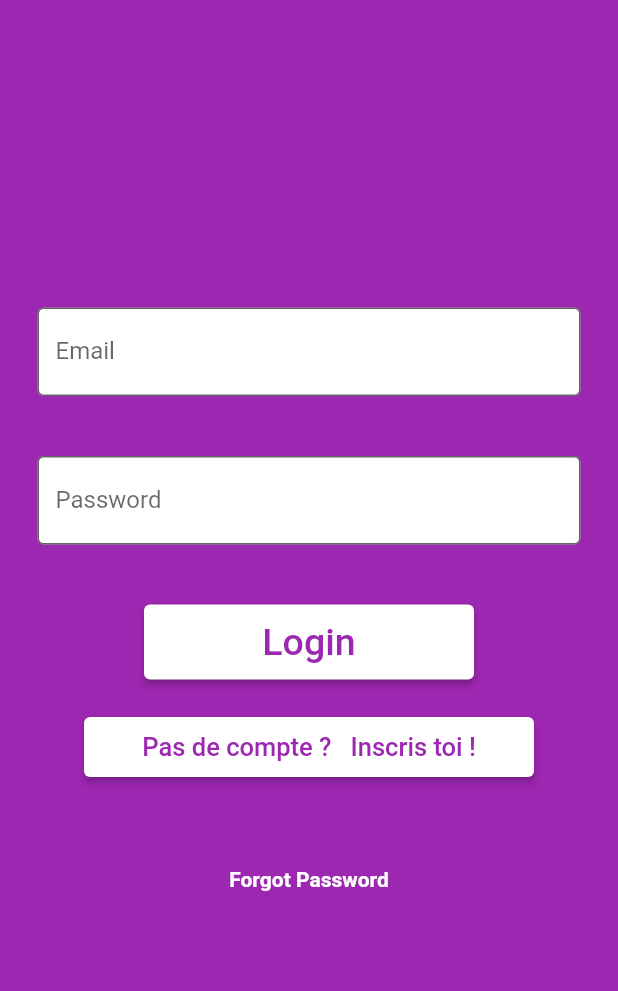
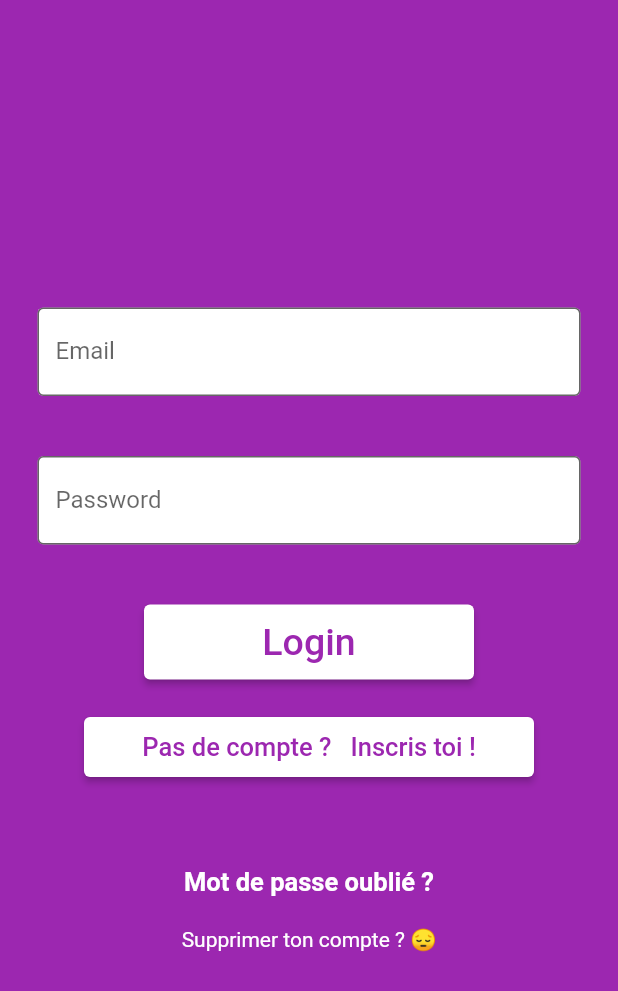
Before and after one commit to michael2509/base-case-pratique-fyc, a Flutter app: the screen it shows after launch, on a phone screen of 412 x 824 dp. Shown: the top 991 px of the screen. Run offline on Flutter 3.47's test engine with Material 2 defaults, Android fonts, the phone set to English and light mode, and no system bars; our stand-ins replace cloud_firestore, firebase_auth, firebase_core, firebase_database, google_mobile_ads; missing offline and left inert: flutter_swipable; accounts and stored records are empty.

Commit message:
2version avec suppression de compte

```diff
--- a/lib/pages/home.dart
+++ b/lib/pages/home.dart
@@ -2,8 +2,6 @@ import 'dart:ui';
 import 'package:cloud_firestore/cloud_firestore.dart';
 import 'package:firebase_auth/firebase_auth.dart';
 import 'package:flutter/material.dart';
-import 'package:flutter_application_1/models/result_card.dart';
-import 'package:flutter_application_1/models/tinder_card.dart';
 
 class HomeCardsInformations extends StatefulWidget {
   const HomeCardsInformations({Key? key}) : super(key: key);
--- a/lib/pages/lists/heroesList.dart
+++ b/lib/pages/lists/heroesList.dart
@@ -67,7 +67,7 @@ class _HeroesList extends State<HeroesList> {
                     name: item['name'],
                     profession: item['profession'],
                     card_list: card_list,
-                    collection: "avatar_result",
+                    collection: "heroes_result",
                   ));
                 }).toList();
 
@@ -79,7 +79,7 @@ class _HeroesList extends State<HeroesList> {
                       onDoubleTap: () {
                         setState(() {});
                       },
-                      child: Result( collection: 'avatar_result'),
+                      child: Result( collection: 'heroes_result'),
                     ),
                     for (var element in card_list)
                       GestureDetector(
--- a/lib/pages/login_register/login.dart
+++ b/lib/pages/login_register/login.dart
@@ -1,6 +1,8 @@
 import 'package:firebase_auth/firebase_auth.dart';
 import 'package:flutter/material.dart';
+import 'package:flutter_application_1/pages/login_register/delete.dart';
 import 'package:flutter_application_1/pages/login_register/register.dart';
+import 'package:flutter_application_1/pages/login_register/reset.dart';
 import '../home.dart';
 
 class Login extends StatefulWidget {
@@ -132,10 +134,47 @@ class _LoginState extends State<Login> {
             const SizedBox(
               height: 60,
             ),
-            const Text(
-              'Forgot Password',
-              style:
-                  TextStyle(color: Colors.white, fontWeight: FontWeight.bold),
+            GestureDetector(
+              onDoubleTap: () => showDialog<String>(
+                  context: context,
+                  builder: (BuildContext context) => const AlertDialog(
+                          title: Text("Reset le mot de passe"),
+                          actions: <Widget>[
+                            ResetPassword(),
+                          ])),
+              onTap: () {
+                print("Mot de passe oublié");
+              },
+              child: const Text(
+                'Mot de passe oublié ?',
+                style: TextStyle(
+                    color: Colors.white,
+                    fontSize: 17,
+                    fontWeight: FontWeight.bold),
+              ),
+            ),
+            const SizedBox(
+              height: 20,
+            ),
+            GestureDetector(
+              onDoubleTap: () => showDialog<String>(
+                  context: context,
+                  builder: (BuildContext context) => const AlertDialog(
+                          title: Text("formulaire suppression compte"),
+                          actions: <Widget>[
+                            DeleteUser(),
+                          ])),
+              onTap: () => showDialog<String>(
+                  context: context,
+                  builder: (BuildContext context) => const AlertDialog(
+                          title: Text("formulaire suppression compte"),
+                          actions: <Widget>[
+                            DeleteUser(),
+                          ])),
+              child: const Text(
+                'Supprimer ton compte ? 😔',
+                style: TextStyle(color: Colors.white),
+              ),
             ),
           ],
         ),
--- a/lib/pages/login_register/register.dart
+++ b/lib/pages/login_register/register.dart
@@ -57,7 +57,6 @@ class _RegisterState extends State<Register> {
       final data = event.snapshot.value as List;
       id = data.length+1;
     });
-    print(id);
     var ref2 = fb.ref().child('users/');
 
     if (passwordController.text != confirmPasswordController.text) {
@@ -111,9 +110,6 @@ class _RegisterState extends State<Register> {
 
   @override
   Widget build(BuildContext context) {
-    final ref = fb.ref().child('users');
-    print(ref);
-
     return Scaffold(
       backgroundColor: Colors.purple,
       body: SingleChildScrollView(
```
Also changed, not shown: lib/check_auth.dart (+0 -12 lines), lib/pages/login_register/delete.dart (added, +103 -0 lines), lib/pages/login_register/reset.dart (added, +62 -0 lines), lib/firebase_options.dart (added), 58 other files.
